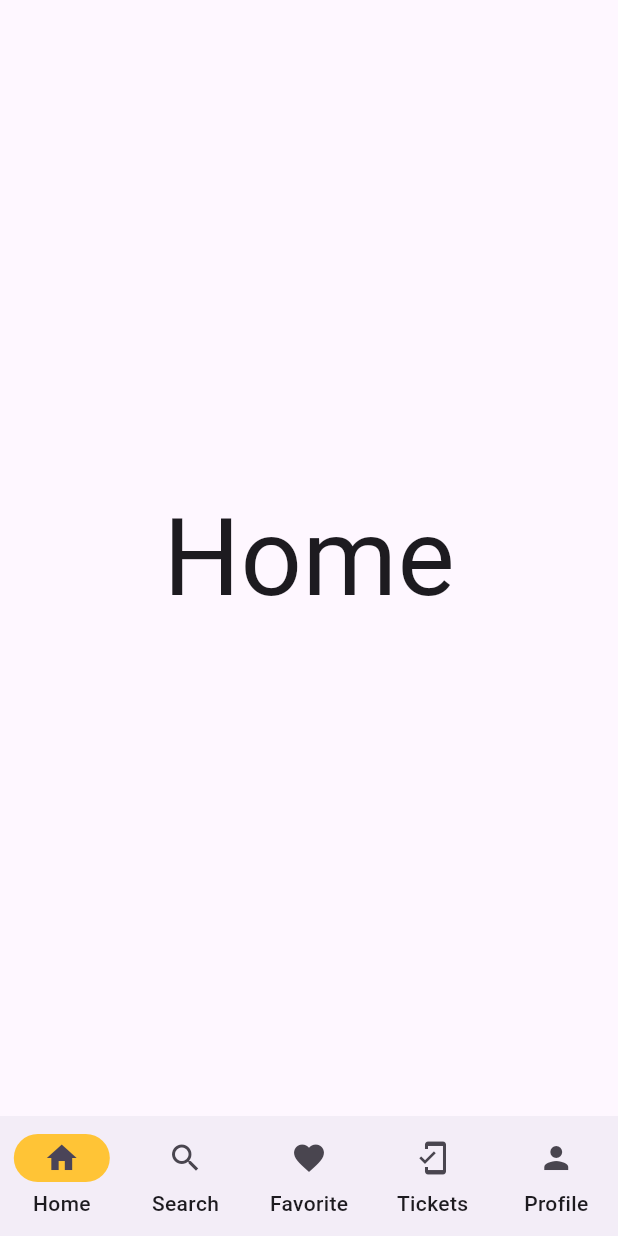
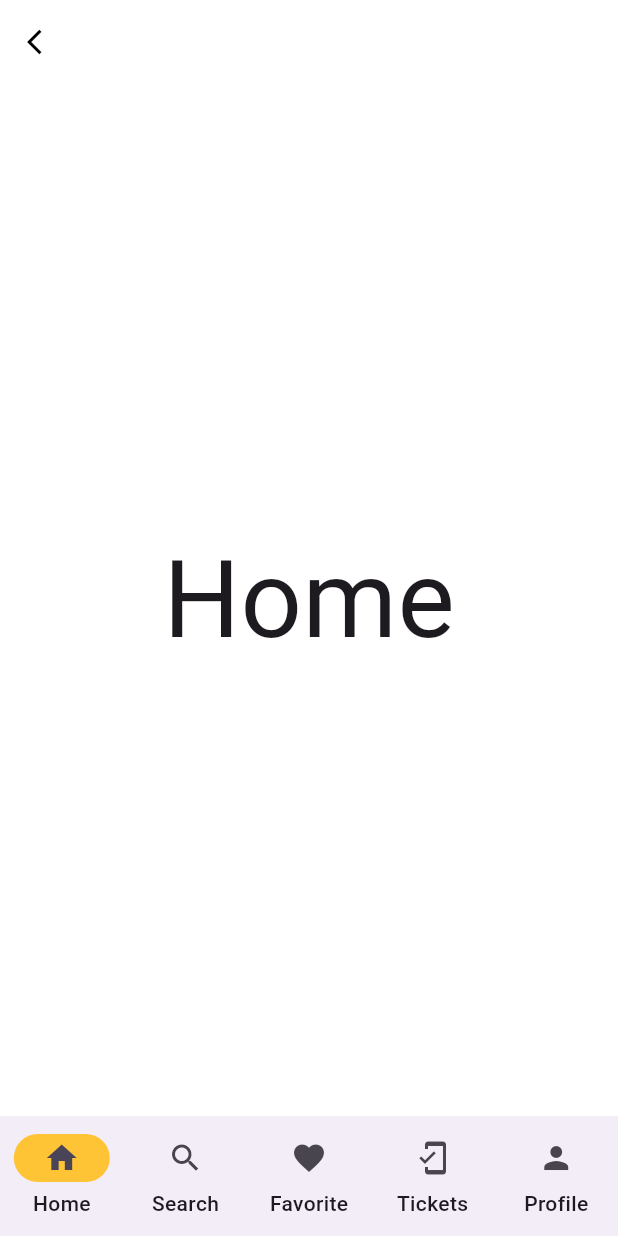
Before and after one commit to JJILU/demo_events_mobile_app, a Flutter app: the LandingPage screen opened directly, on a phone screen of 412 x 824 dp. Run offline on Flutter 3.47's test engine with Material 3 defaults, Android fonts, the phone set to English and light mode, and no system bars.

Commit message:
reset navigation route for submit button forgot password

```diff
--- a/lib/user_authentication/forgort_password_page.dart
+++ b/lib/user_authentication/forgort_password_page.dart
@@ -1,3 +1,4 @@
+import 'package:demo_events_mobile/user_authentication/otp_verification.dart';
 import 'package:demo_events_mobile/user_services/landing_page.dart';
 import 'package:flutter/material.dart';
 import 'package:demo_events_mobile/user_authentication/login_page.dart';
@@ -83,11 +84,11 @@ class _ForgortPasswordPageState extends State<ForgortPasswordPage> {
                         minWidth: double.infinity,
                         height: 60,
                         onPressed: () {
-                          // placeholder login api end-point
+                          // placeholder otp verification api end-point
                           Navigator.push(
                             context,
                             MaterialPageRoute(
-                              builder: (context) => const LandingPage(),
+                              builder: (context) => const OtpVerifyPage(),
                             ),
                           );
                         },
--- a/lib/user_services/landing_page.dart
+++ b/lib/user_services/landing_page.dart
@@ -1,3 +1,4 @@
+import 'package:demo_events_mobile/user_authentication/wellcome_page.dart';
 import 'package:flutter/material.dart';
 
 class LandingPage extends StatefulWidget {
@@ -57,6 +58,27 @@ class _LandingPageState extends State<LandingPage> {
   Widget build(BuildContext context) {
     return Scaffold(
       body: screens[index],
+      resizeToAvoidBottomInset: false,
+      backgroundColor: Colors.white,
+      appBar: AppBar(
+        elevation: 0,
+        backgroundColor: Colors.white,
+        leading: IconButton(
+          onPressed: () {
+            Navigator.push(
+              context,
+              MaterialPageRoute(
+                builder: (context) => const WellcomePage(),
+              ),
+            );
+          },
+          icon: const Icon(
+            Icons.arrow_back_ios,
+            size: 20,
+            color: Colors.black,
+          ),
+        ),
+      ),
       bottomNavigationBar: NavigationBarTheme(
         data: NavigationBarThemeData(
           indicatorColor: const Color(0xffFFC436),
```
